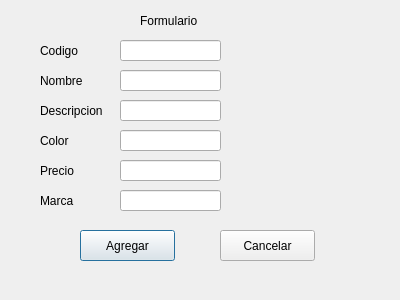
Qt form NuevoProducto.ui (ehuenuman/TareaI-INFO175) before a commit.
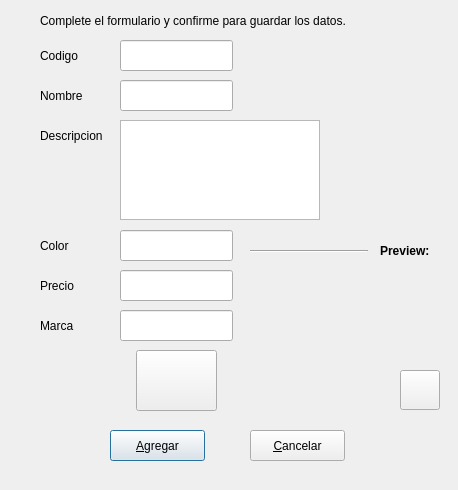
The same form after that commit. Icons and pictures are not drawn.

Commit message: Diseño interfaz formulario producto

What changed in the file:
```diff
--- a/NuevoProducto.ui
+++ b/NuevoProducto.ui
@@ -6,8 +6,8 @@
    <rect>
     <x>0</x>
     <y>0</y>
-    <width>400</width>
-    <height>300</height>
+    <width>458</width>
+    <height>490</height>
    </rect>
   </property>
   <property name="windowTitle">
@@ -16,27 +16,27 @@
   <widget class="QPushButton" name="Btn_add">
    <property name="geometry">
     <rect>
-     <x>80</x>
-     <y>230</y>
+     <x>110</x>
+     <y>430</y>
      <width>95</width>
      <height>31</height>
     </rect>
    </property>
    <property name="text">
-    <string>Agregar</string>
+    <string>&amp;Agregar</string>
    </property>
   </widget>
   <widget class="QPushButton" name="Btn_cancel">
    <property name="geometry">
     <rect>
-     <x>220</x>
-     <y>230</y>
+     <x>250</x>
+     <y>430</y>
      <width>95</width>
      <height>31</height>
     </rect>
    </property>
    <property name="text">
-    <string>Cancelar</string>
+    <string>&amp;Cancelar</string>
    </property>
   </widget>
   <widget class="QLabel" name="label">
@@ -45,7 +45,7 @@
      <x>40</x>
      <y>40</y>
      <width>67</width>
-     <height>21</height>
+     <height>31</height>
     </rect>
    </property>
    <property name="text">
@@ -56,9 +56,9 @@
    <property name="geometry">
     <rect>
      <x>40</x>
-     <y>70</y>
+     <y>80</y>
      <width>67</width>
-     <height>21</height>
+     <height>31</height>
     </rect>
    </property>
    <property name="text">
@@ -69,9 +69,9 @@
    <property name="geometry">
     <rect>
      <x>40</x>
-     <y>100</y>
+     <y>120</y>
      <width>81</width>
-     <height>21</height>
+     <height>31</height>
     </rect>
    </property>
    <property name="text">
@@ -82,9 +82,9 @@
    <property name="geometry">
     <rect>
      <x>40</x>
-     <y>130</y>
+     <y>230</y>
      <width>67</width>
-     <height>21</height>
+     <height>31</height>
     </rect>
    </property>
    <property name="text">
@@ -95,9 +95,9 @@
    <property name="geometry">
     <rect>
      <x>40</x>
-     <y>160</y>
+     <y>270</y>
      <width>67</width>
-     <height>21</height>
+     <height>31</height>
     </rect>
    </property>
    <property name="text">
@@ -108,9 +108,9 @@
    <property name="geometry">
     <rect>
      <x>40</x>
-     <y>190</y>
+     <y>310</y>
      <width>67</width>
-     <height>21</height>
+     <height>31</height>
     </rect>
    </property>
    <property name="text">
@@ -122,8 +122,8 @@
     <rect>
      <x>120</x>
      <y>40</y>
-     <width>101</width>
-     <height>21</height>
+     <width>113</width>
+     <height>31</height>
     </rect>
    </property>
   </widget>
@@ -131,19 +131,9 @@
    <property name="geometry">
     <rect>
      <x>120</x>
-     <y>70</y>
-     <width>101</width>
-     <height>21</height>
-    </rect>
-   </property>
-  </widget>
-  <widget class="QLineEdit" name="descripcion">
-   <property name="geometry">
-    <rect>
-     <x>120</x>
-     <y>100</y>
-     <width>101</width>
-     <height>21</height>
+     <y>80</y>
+     <width>113</width>
+     <height>31</height>
     </rect>
    </property>
   </widget>
@@ -151,9 +141,9 @@
    <property name="geometry">
     <rect>
      <x>120</x>
-     <y>130</y>
-     <width>101</width>
-     <height>21</height>
+     <y>230</y>
+     <width>113</width>
+     <height>31</height>
     </rect>
    </property>
   </widget>
@@ -161,9 +151,9 @@
    <property name="geometry">
     <rect>
      <x>120</x>
-     <y>160</y>
-     <width>101</width>
-     <height>21</height>
+     <y>270</y>
+     <width>113</width>
+     <height>31</height>
     </rect>
    </property>
   </widget>
@@ -171,18 +161,140 @@
    <property name="geometry">
     <rect>
      <x>120</x>
-     <y>190</y>
-     <width>101</width>
+     <y>310</y>
+     <width>113</width>
+     <height>31</height>
+    </rect>
+   </property>
+  </widget>
+  <widget class="QPushButton" name="imagenButton">
+   <property name="geometry">
+    <rect>
+     <x>136</x>
+     <y>350</y>
+     <width>81</width>
+     <height>61</height>
+    </rect>
+   </property>
+   <property name="toolTip">
+    <string>&lt;html&gt;&lt;head/&gt;&lt;body&gt;&lt;p align=&quot;center&quot;&gt;&lt;span style=&quot; font-size:10pt;&quot;&gt;Añada una imagen a su producto.&lt;/span&gt;&lt;/p&gt;&lt;p align=&quot;center&quot;&gt;&lt;span style=&quot; font-size:10pt;&quot;&gt;Tamaño recomendado 170px x 150px&lt;/span&gt;&lt;/p&gt;&lt;/body&gt;&lt;/html&gt;</string>
+   </property>
+   <property name="text">
+    <string/>
+   </property>
+   <property name="icon">
+    <iconset>
+     <normaloff>ImgProductos/buscarImagen1.png</normaloff>ImgProductos/buscarImagen1.png</iconset>
+   </property>
+   <property name="iconSize">
+    <size>
+     <width>50</width>
+     <height>50</height>
+    </size>
+   </property>
+  </widget>
+  <widget class="QLabel" name="imagenLabel">
+   <property name="geometry">
+    <rect>
+     <x>250</x>
+     <y>260</y>
+     <width>180</width>
+     <height>150</height>
+    </rect>
+   </property>
+   <property name="text">
+    <string/>
+   </property>
+   <property name="pixmap">
+    <pixmap>ImgProductos/No Imagen.png</pixmap>
+   </property>
+   <property name="scaledContents">
+    <bool>true</bool>
+   </property>
+   <property name="alignment">
+    <set>Qt::AlignCenter</set>
+   </property>
+   <property name="wordWrap">
+    <bool>false</bool>
+   </property>
+   <property name="openExternalLinks">
+    <bool>false</bool>
+   </property>
+  </widget>
+  <widget class="QPlainTextEdit" name="descripcion">
+   <property name="geometry">
+    <rect>
+     <x>120</x>
+     <y>120</y>
+     <width>200</width>
+     <height>100</height>
+    </rect>
+   </property>
+  </widget>
+  <widget class="QLabel" name="label_8">
+   <property name="geometry">
+    <rect>
+     <x>380</x>
+     <y>240</y>
+     <width>67</width>
      <height>21</height>
     </rect>
+   </property>
+   <property name="font">
+    <font>
+     <weight>75</weight>
+     <bold>true</bold>
+    </font>
+   </property>
+   <property name="text">
+    <string>Preview:</string>
+   </property>
+  </widget>
+  <widget class="Line" name="line">
+   <property name="geometry">
+    <rect>
+     <x>250</x>
+     <y>250</y>
+     <width>118</width>
+     <height>3</height>
+    </rect>
+   </property>
+   <property name="orientation">
+    <enum>Qt::Horizontal</enum>
+   </property>
+  </widget>
+  <widget class="QPushButton" name="borrarImagenButton">
+   <property name="geometry">
+    <rect>
+     <x>400</x>
+     <y>370</y>
+     <width>40</width>
+     <height>40</height>
+    </rect>
+   </property>
+   <property name="toolTip">
+    <string>&lt;html&gt;&lt;head/&gt;&lt;body&gt;&lt;p align=&quot;center&quot;&gt;&lt;span style=&quot; font-size:12pt;&quot;&gt;Eliminar imagen&lt;/span&gt;&lt;/p&gt;&lt;/body&gt;&lt;/html&gt;</string>
+   </property>
+   <property name="text">
+    <string/>
+   </property>
+   <property name="icon">
+    <iconset>
+     <normaloff>ImgProductos/eliminarImagen1.png</normaloff>ImgProductos/eliminarImagen1.png</iconset>
+   </property>
+   <property name="iconSize">
+    <size>
+     <width>30</width>
+     <height>30</height>
+    </size>
    </property>
   </widget>
   <widget class="QLabel" name="label_7">
    <property name="geometry">
     <rect>
-     <x>140</x>
+     <x>40</x>
      <y>10</y>
-     <width>101</width>
+     <width>391</width>
      <height>21</height>
     </rect>
    </property>
@@ -193,7 +305,7 @@
     <string>&lt;html&gt;&lt;head/&gt;&lt;body&gt;&lt;p align=&quot;center&quot;&gt;&lt;br/&gt;&lt;/p&gt;&lt;/body&gt;&lt;/html&gt;</string>
    </property>
    <property name="text">
-    <string>Formulario</string>
+    <string>Complete el formulario y confirme para guardar los datos.</string>
    </property>
   </widget>
  </widget>
```
Left out of the diff: 27 changed lines with no effect on the pictures.
